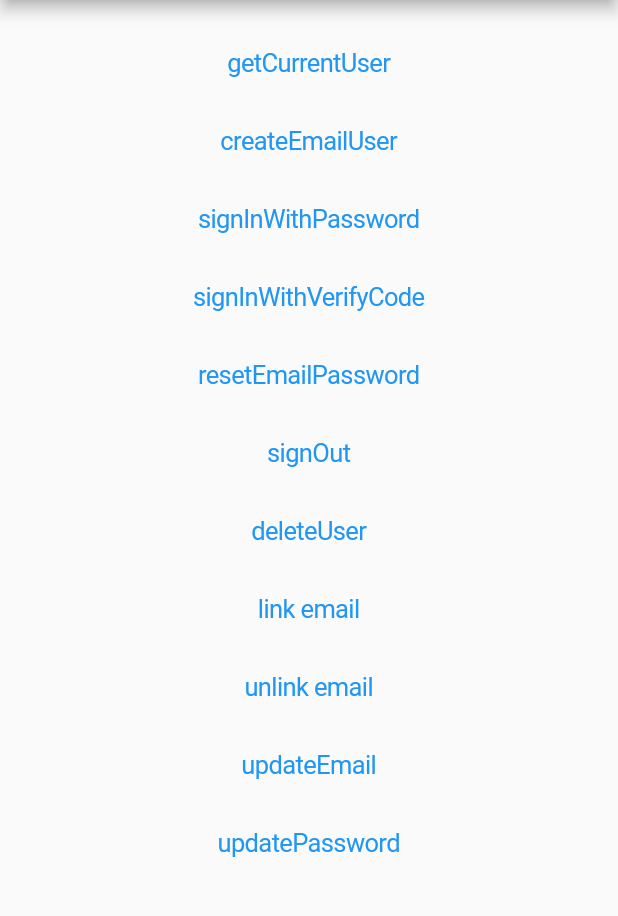
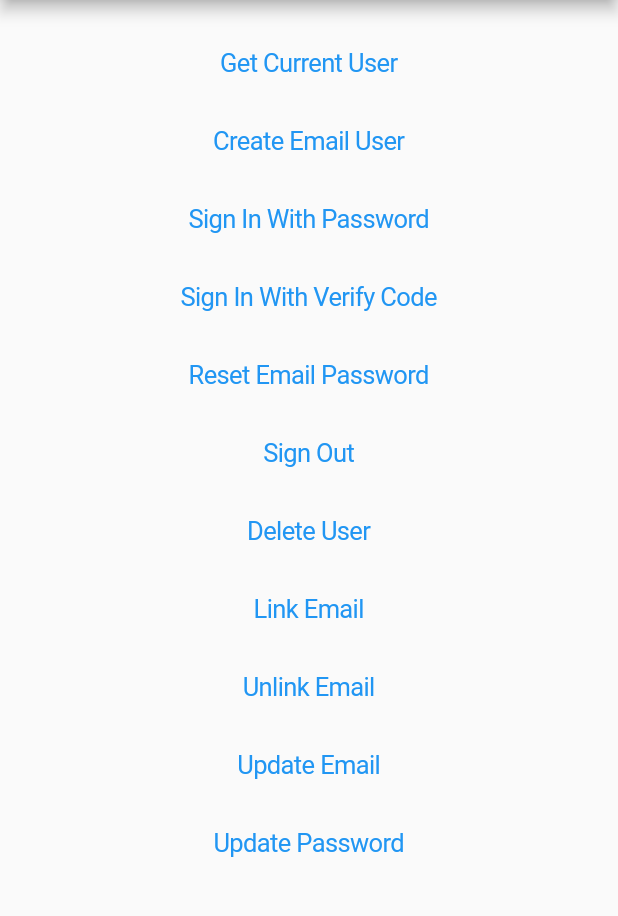
Before and after one commit to juanchosandox90/authflutter, a Flutter app: the PageEmailAuth screen opened directly, on a phone screen of 412 x 824 dp, the part 84-1000 px from its top. Run offline on Flutter 3.47's test engine with Material 2 defaults, Android fonts, the phone set to English and light mode, and no system bars; missing offline and left inert: agconnect_auth.

Commit message:
New texts

```diff
--- a/lib/page_email.dart
+++ b/lib/page_email.dart
@@ -44,7 +44,7 @@ class _PageEmailAuthState extends State<PageEmailAuth> {
         .createEmailUser(EmailUser(email, verifyCode, password: password))
         .then((value) {
       setState(() {
-        _log = 'createEmailUser = ${value.user.uid} , ${value.user.providerId}';
+        _log = 'Create Email lUser = ${value.user.uid} , ${value.user.providerId}';
       });
     }).catchError((error) => print(error));
   }
@@ -62,7 +62,7 @@ class _PageEmailAuthState extends State<PageEmailAuth> {
     AGCAuth.instance.signIn(credential).then((value) {
       setState(() {
         _log =
-        'signInWithPassword = ${value.user.uid} , ${value.user.providerId}';
+        'Sign In With Password = ${value.user.uid} , ${value.user.providerId}';
       });
     });
   }
@@ -82,7 +82,7 @@ class _PageEmailAuthState extends State<PageEmailAuth> {
     AGCAuth.instance.signIn(credential).then((value) {
       setState(() {
         _log =
-        'signInWithVerifyCode = ${value.user.uid} , ${value.user.providerId}';
+        'Sign In With VerifyCode = ${value.user.uid} , ${value.user.providerId}';
       });
     });
   }
@@ -98,13 +98,13 @@ class _PageEmailAuthState extends State<PageEmailAuth> {
     String password = _passwordController.text;
     AGCAuth.instance
         .resetPasswordWithEmail(email, password, verifyCode)
-        .then((value) => print('resetEmailPassword'));
+        .then((value) => print('Reset Email Password'));
   }
 
   _signOut() {
     AGCAuth.instance.signOut().then((value) {
       setState(() {
-        _log = 'signOut';
+        _log = 'Sign Out';
       });
     }).catchError((error) => print(error));
   }
@@ -112,7 +112,7 @@ class _PageEmailAuthState extends State<PageEmailAuth> {
   _deleteUser() {
     AGCAuth.instance.deleteUser().then((value) {
       setState(() {
-        _log = 'deleteUser';
+        _log = 'Delete User';
       });
     }).catchError((error) => print(error));
   }
@@ -173,7 +173,7 @@ class _PageEmailAuthState extends State<PageEmailAuth> {
     await user.updateEmail(email, verifyCode).catchError((error) {
       print(error);
     });
-    print('updateEmail');
+    print('Update Email');
   }
 
   _updatePassword() async {
@@ -192,7 +192,7 @@ class _PageEmailAuthState extends State<PageEmailAuth> {
     await user.updatePassword(password, verifyCode, AuthProviderType.email).catchError((error){
       print(error);
     });
-    print('updatePassword');
+    print('Update Password');
   }
 
   Future<bool> _showEmailDialog(VerifyCodeAction action) {
@@ -269,24 +269,24 @@ class _PageEmailAuthState extends State<PageEmailAuth> {
             children: <Widget>[
               Text(_log),
               CupertinoButton(
-                  child: Text('getCurrentUser'), onPressed: _getCurrentUser),
+                  child: Text('Get Current User'), onPressed: _getCurrentUser),
               CupertinoButton(
-                  child: Text('createEmailUser'), onPressed: _createEmailUser),
+                  child: Text('Create Email User'), onPressed: _createEmailUser),
               CupertinoButton(
-                  child: Text('signInWithPassword'),
+                  child: Text('Sign In With Password'),
                   onPressed: _signInWithPassword),
               CupertinoButton(
-                  child: Text('signInWithVerifyCode'),
+                  child: Text('Sign In With Verify Code'),
                   onPressed: _signInWithVerifyCode),
               CupertinoButton(
-                  child: Text('resetEmailPassword'),
+                  child: Text('Reset Email Password'),
                   onPressed: _resetEmailPassword),
-              CupertinoButton(child: Text('signOut'), onPressed: _signOut),
-              CupertinoButton(child: Text('deleteUser'), onPressed: _deleteUser),
-              CupertinoButton(child: Text('link email'), onPressed: _link),
-              CupertinoButton(child: Text('unlink email'), onPressed: _unlink),
-              CupertinoButton(child: Text('updateEmail'), onPressed: _updateEmail),
-              CupertinoButton(child: Text('updatePassword'), onPressed: _updatePassword),
+              CupertinoButton(child: Text('Sign Out'), onPressed: _signOut),
+              CupertinoButton(child: Text('Delete User'), onPressed: _deleteUser),
+              CupertinoButton(child: Text('Link Email'), onPressed: _link),
+              CupertinoButton(child: Text('Unlink Email'), onPressed: _unlink),
+              CupertinoButton(child: Text('Update Email'), onPressed: _updateEmail),
+              CupertinoButton(child: Text('Update Password'), onPressed: _updatePassword),
             ],
           )),
     );
--- a/lib/page_user.dart
+++ b/lib/page_user.dart
@@ -47,7 +47,7 @@ class _PageUserState extends State<PageUser> {
     await user.updateProfile(request).catchError((error){
       print(error);
     });
-    print('updateProfile');
+    print('Update Profile');
   }
 
 
@@ -57,7 +57,7 @@ class _PageUserState extends State<PageUser> {
       print(error);
     });
     setState(() {
-      _log = 'getUserExtra ${userExtra.createTime}, ${userExtra.lastSignInTime}';
+      _log = 'Get User Extra ${userExtra.createTime}, ${userExtra.lastSignInTime}';
     });
   }
 
@@ -67,7 +67,7 @@ class _PageUserState extends State<PageUser> {
     });
     TokenResult res = await user?.getToken();
     setState(() {
-      _log = 'getToken ${res?.token} ';
+      _log = 'Get Token ${res?.token} ';
     });
   }
 
@@ -112,10 +112,10 @@ class _PageUserState extends State<PageUser> {
       body: Center(
           child: ListView(children: <Widget>[
             Text(_log),
-            CupertinoButton(child: Text('getCurrentUser'), onPressed: _getCurrentUser),
-            CupertinoButton(child: Text('updateProfile'), onPressed: _updateProfile),
-            CupertinoButton(child: Text('getUserExtra'), onPressed: _getUserExtra),
-            CupertinoButton(child: Text('getToken'), onPressed: _getToken),
+            CupertinoButton(child: Text('Get Current User'), onPressed: _getCurrentUser),
+            CupertinoButton(child: Text('Update Profile'), onPressed: _updateProfile),
+            CupertinoButton(child: Text('Get User Extra'), onPressed: _getUserExtra),
+            CupertinoButton(child: Text('Get Token'), onPressed: _getToken),
           ],)
       ),
     );
```
